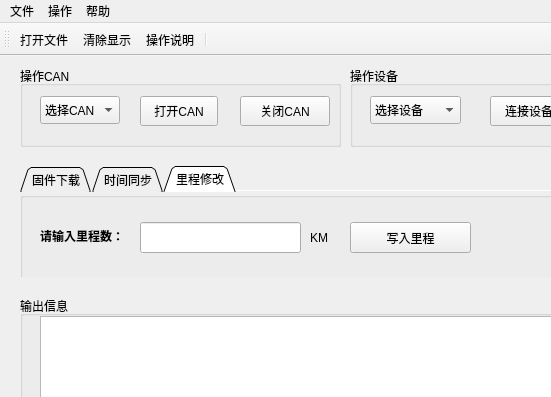
Above: source/mainwindow.ui from pengnianchun/S12-BT-QT before the change; both pictures show x 0 to 551 and y 0 to 397 of the 819 by 530 pixel window. Below: the same form after it.
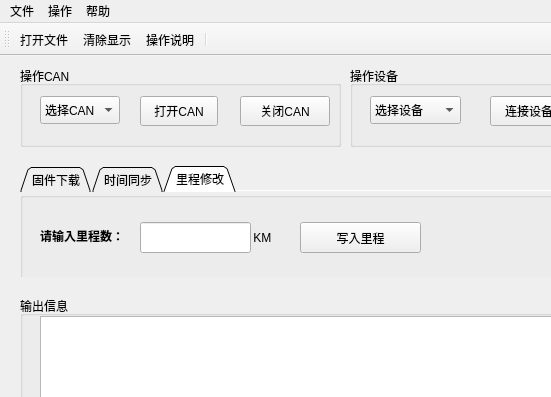
That is the form after the change. The open tabs and pages were chosen to show the change. Icons and pictures are not drawn.

Commit message: 调整里程输入框长度

The edit to the form file:
```diff
--- a/source/mainwindow.ui
+++ b/source/mainwindow.ui
@@ -533,7 +533,7 @@
         <rect>
          <x>120</x>
          <y>30</y>
-         <width>161</width>
+         <width>111</width>
          <height>31</height>
         </rect>
        </property>
@@ -566,7 +566,7 @@
       <widget class="QPushButton" name="pushButton_WriteMiles">
        <property name="geometry">
         <rect>
-         <x>330</x>
+         <x>280</x>
          <y>30</y>
          <width>121</width>
          <height>31</height>
@@ -579,14 +579,14 @@
       <widget class="QLabel" name="label_km">
        <property name="geometry">
         <rect>
-         <x>290</x>
+         <x>230</x>
          <y>30</y>
          <width>31</width>
          <height>31</height>
         </rect>
        </property>
        <property name="text">
-        <string>KM</string>
+        <string> KM</string>
        </property>
       </widget>
      </widget>
```
Left out of the diff: 4 changed lines with no effect on the pictures.
